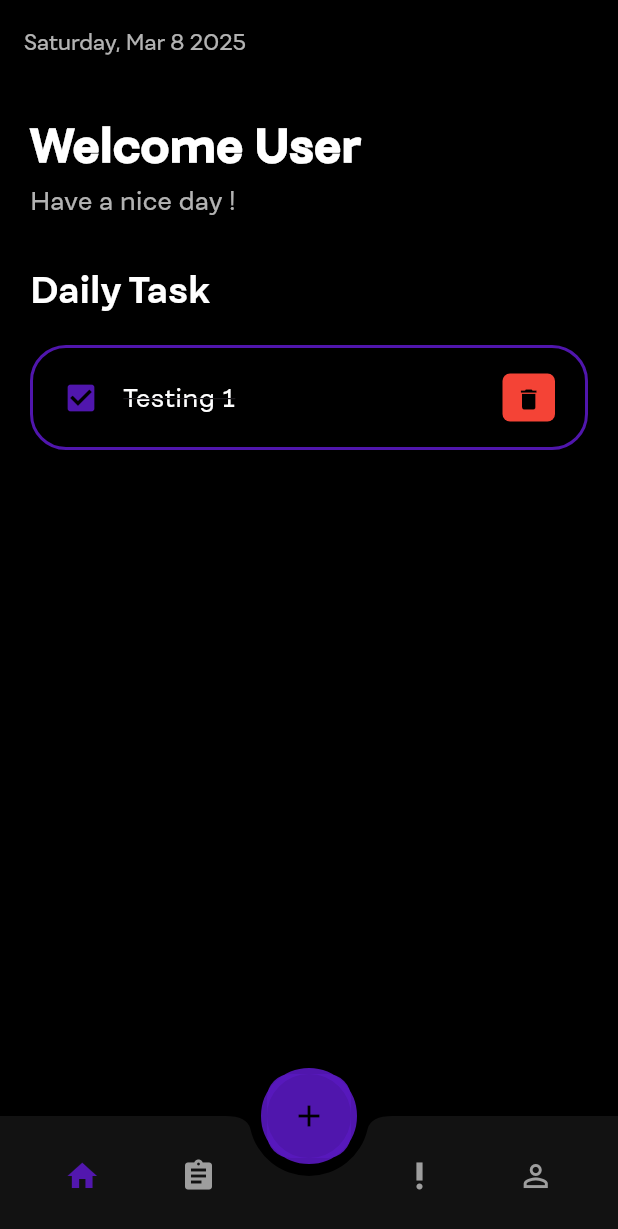
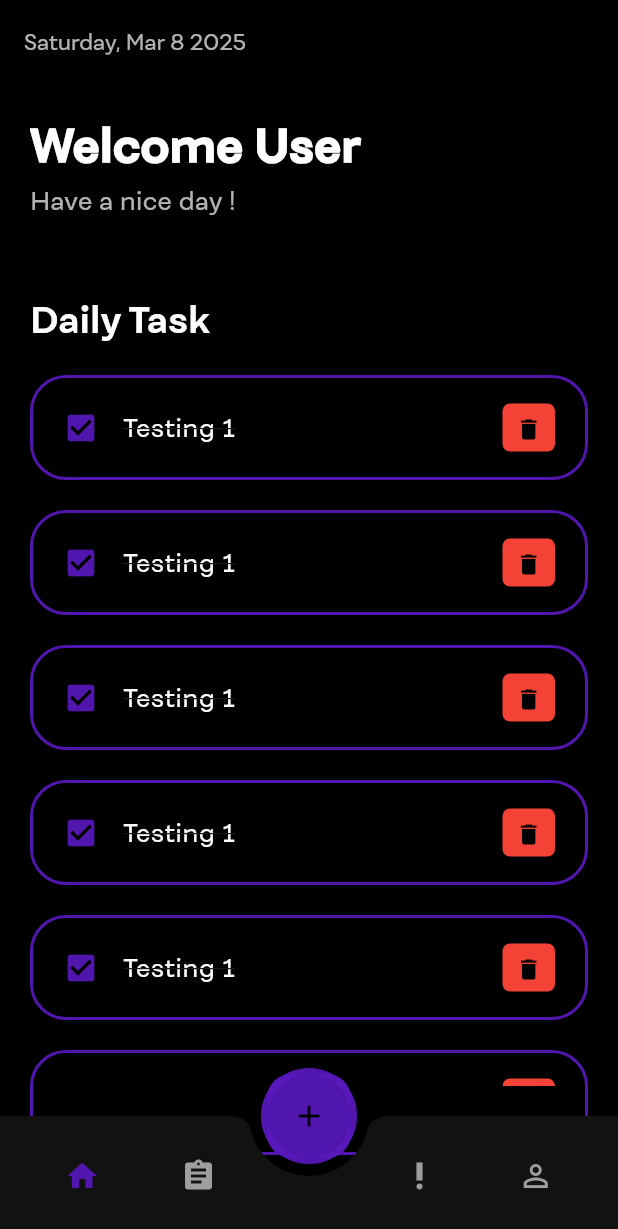
Before and after one commit to elgasing23/Ristek_M-Naufal-Zhafran, a Flutter app: the screen it shows after launch, on a phone screen of 412 x 824 dp. Shown: the top 1229 px of the screen. Run offline on Flutter 3.47's test engine with Material 3 defaults, Android fonts, the phone set to English and light mode, and no system bars; project files that could hold a hidden picture were left out.

Commit message:
perbaikan tulisan welcom agar ikut saat di scroll

```diff
--- a/lib/pages/home.dart
+++ b/lib/pages/home.dart
@@ -67,36 +67,56 @@ class MyWidget extends StatelessWidget {
         ),
         centerTitle: false,
       ),
-      body: Padding(
+      body:
+      Padding(
         padding: const EdgeInsets.all(20.0),
         child: Column(
           crossAxisAlignment: CrossAxisAlignment.start,
           children: [
-            Text(
-              "Welcome User",
-              style: TextStyle(
-              color: Colors.white,
-              fontSize: 30,
-              fontWeight: FontWeight.w900,
-              ),
-            ),
-            SizedBox(height: 4),
-            Text(
-              "Have a nice day !",
-              style: TextStyle(
-                color: Colors.white70,
-                fontSize: 16,
-              ),
-            ),
             Expanded(
             child: ListView(
               children: [
                 Container(
+                  margin: EdgeInsets.only(bottom: 4),
+                  child:
+                    Text("Welcome User",
+                    style: TextStyle(
+                      fontSize: 30,
+                      fontWeight: FontWeight.w900,
+                      color: Colors.white
+                      ),
+                  )
+                ),
+                Container(
+                  margin: EdgeInsets.only(bottom: 20),
+                  child:
+                    Text("Have a nice day ! ",
+                    style: TextStyle(
+                      fontSize: 16,
+                      color: Colors.white70
+                      ),
+                  )
+                ),
+                Container(
                   margin: EdgeInsets.only(top: 30, bottom: 20),
                   child: Text("Daily Task",style: TextStyle(fontSize: 24, fontWeight: FontWeight.bold, color: Colors.white),
-                )
+                  ),
                 ),
+
                 TodoItem(),
+                TodoItem(),
+                TodoItem(),
+                TodoItem(),
+                TodoItem(),
+                TodoItem(),
+                TodoItem(),
+                TodoItem(),
+                TodoItem(),
+                TodoItem(),
+                TodoItem(),
+                TodoItem(),
+                TodoItem(),
+
               ],
             )
             )
--- a/lib/pages/todo_item.dart
+++ b/lib/pages/todo_item.dart
@@ -4,6 +4,7 @@ class TodoItem extends StatelessWidget{
   @override
   Widget build(BuildContext context) {
     return Container(
+        margin: EdgeInsets.only(bottom: 20),
         child: ListTile(
             onTap: () {},
             shape: RoundedRectangleBorder(
```
